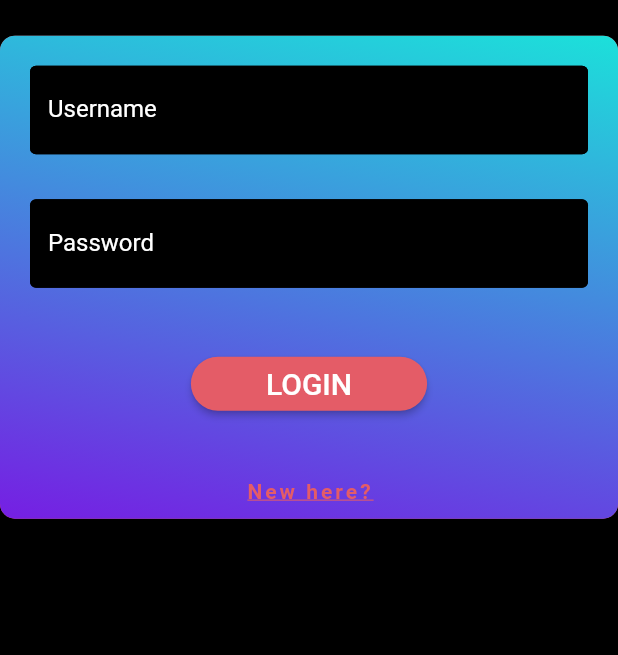
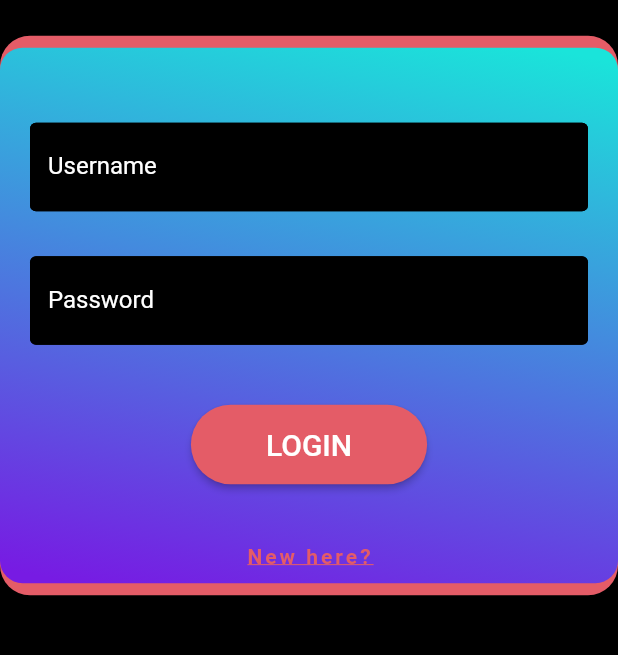
Before and after one commit to SnowPride0/musix_match, a Flutter app: the screen it shows after launch, on a phone screen of 412 x 824 dp, the part 212-867 px from its top. Run offline on Flutter 3.47's test engine with Material 2 defaults, Android fonts, the phone set to English and light mode, and no system bars; our stand-ins replace firebase_core; accounts and stored records are empty.

Commit message:
sistemati i bordi container per il login

```diff
--- a/lib/login_page.dart
+++ b/lib/login_page.dart
@@ -33,11 +33,13 @@ class _LoginScreenState extends State<LoginScreen> {
           Padding(padding: EdgeInsets.only(bottom: 24)),
 
           Container(
-            //Padding(padding: EdgeInsets.only(bottom: 24)),
-
+            padding: EdgeInsets.only(
+              top: 8,
+              bottom: 8,
+            ),
             decoration: BoxDecoration(
               color: utilities.mainColor,
-              borderRadius: BorderRadius.all(Radius.circular(10)),
+              borderRadius: BorderRadius.all(Radius.circular(20)),
             ),
             child: Container(
               decoration: BoxDecoration(
@@ -45,14 +47,12 @@ class _LoginScreenState extends State<LoginScreen> {
                   colors: [utilities.lightBlue, utilities.purple],
                   transform: GradientRotation(140),
                 ),
-                borderRadius: BorderRadius.all(Radius.circular(10)),
+                borderRadius: BorderRadius.all(Radius.circular(15)),
               ),
-
-              //margin: const EdgeInsets.only(left: 20.0, right: 20.0, top: 20),
               padding: const EdgeInsets.only(
                 left: 20,
                 right: 20,
-                top: 20,
+                top: 50,
               ),
               child: Column(
                 children: [
@@ -127,7 +127,8 @@ class _LoginScreenState extends State<LoginScreen> {
                     child: ElevatedButton(
                       style: ElevatedButton.styleFrom(
                         primary: utilities.mainColor,
-                        padding: EdgeInsets.only(left: 50, right: 50),
+                        padding: EdgeInsets.only(
+                            top: 15, bottom: 15, left: 50, right: 50),
                         shape: const RoundedRectangleBorder(
                           borderRadius: BorderRadius.all(Radius.circular(30)),
                         ),
```
